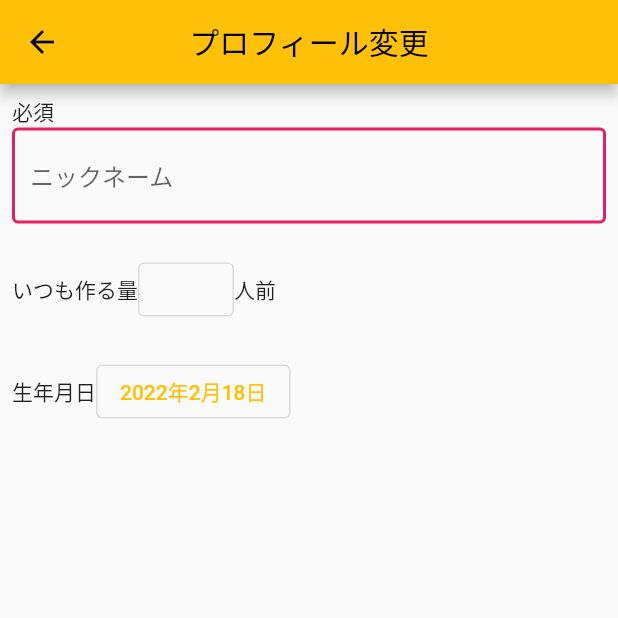
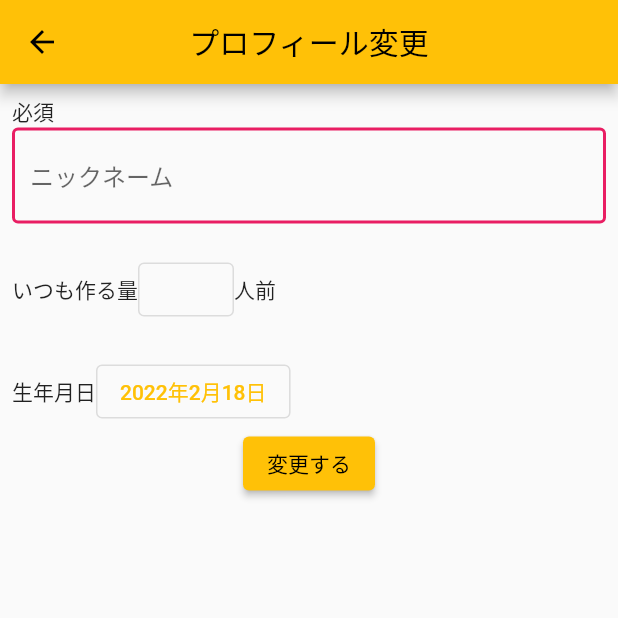
Before and after one commit to curitefl/recipe_app, a Flutter app: the ProfileEditPage screen opened by its route, on a phone screen of 412 x 824 dp, the top half of it. Run offline on Flutter 3.47's test engine with Material 2 defaults, Android fonts, the phone set to English and light mode, and no system bars; our stand-ins replace cloud_firestore, firebase_core; accounts and stored records are empty.

Commit message:
ボタンを押したらFirebaseが更新されるよう対応

```diff
--- a/lib/sub_pages/profile_edit_page.dart
+++ b/lib/sub_pages/profile_edit_page.dart
@@ -100,17 +100,16 @@ class ProfileEditPage extends StatelessWidget {
           children: [
             Padding(
               padding: const EdgeInsets.all(8.0),
-              child: Column(
+              child: Consumer<ProfileEditPageModel>(
+                builder: (context, model, child) {
+                  return Column(
                     crossAxisAlignment: CrossAxisAlignment.start,
                     children: [
                       const Text(TextData.required),
-                  Consumer<ProfileEditPageModel>(
-                    builder: (context, model, child) {
-                      return TextField(
+                      TextField(
                         controller: model.nicknameController,
                         onSubmitted: (text) {
                           model.setNickname(text);
-                        model.updateProfile();
                         },
                         decoration: const InputDecoration(
                           hintText: TextData.nickName,
@@ -127,8 +126,6 @@ class ProfileEditPage extends StatelessWidget {
                             ),
                           ),
                         ),
-                    );
-                    },
                       ),
                       const SizedBox(
                         height: 20.0,
@@ -141,8 +138,8 @@ class ProfileEditPage extends StatelessWidget {
                               _cupertinoPicker(context);
                             },
                             child: Consumer<ProfileEditPageModel>(
-                          builder: (context, model, child) => Text(
-                              model.servingsController.text),
+                              builder: (context, model, child) =>
+                                  Text(model.servingsController.text),
                             ),
                           ),
                           const Text(TextData.people),
@@ -159,17 +156,26 @@ class ProfileEditPage extends StatelessWidget {
                               _cupertinoDatePicker(context);
                             },
                             child: Consumer<ProfileEditPageModel>(
-                          builder: (context, model, child) => Text(
-                              '${date[0].toString()}年'
+                              builder: (context, model, child) =>
+                                  Text('${date[0].toString()}年'
                                       '${date[1].toString()}月'
                                       '${date[2].toString()}日'),
                             ),
                           ),
                         ],
                       ),
+                      Center(
+                        child: ElevatedButton(
+                          child: const Text('変更する'),
+                          onPressed: () {
+                            model.updateProfile();
+                          },
+                        ),
+                      ),
                     ],
-              ),
-            )
+                  );
+                },
+              ))
         ],
       ),
     );
```
Lines whose indentation alone changed are shown as unchanged.
